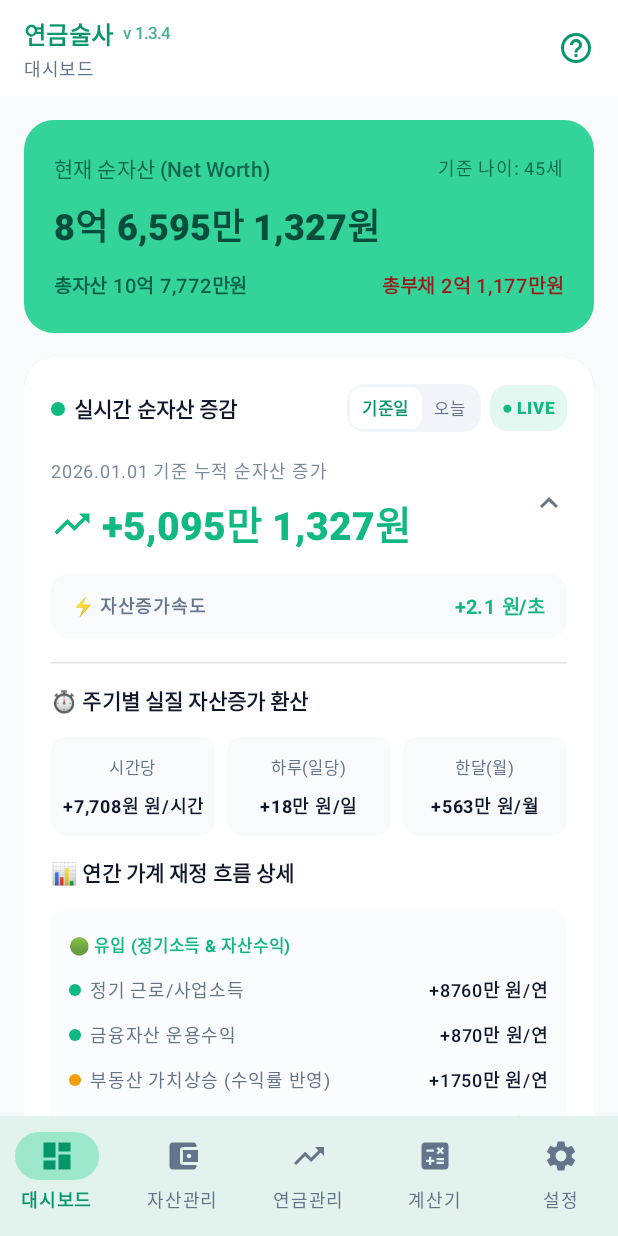
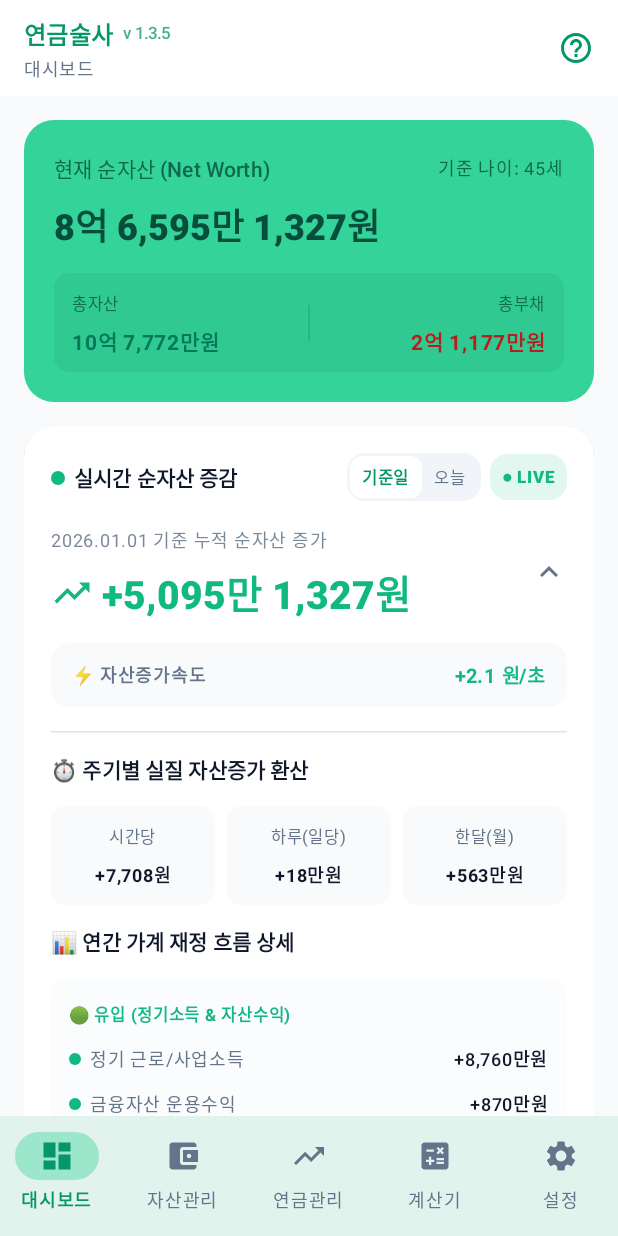
Before and after one commit to skydog-ahn/pensionalchemy, an Android app built with Jetpack Compose: the screen it shows after launch (MainActivity), after a tap on "실시간 순자산 증감", on a phone screen of 412 x 824 dp. Run offline under Robolectric (Android 15) with nearby library versions, the light colour scheme and no system bars; 1 other tap on this screen came first.

Commit message:
Release v1.3.5: Unify currency unit formatting (원, 만원, 억원), refactor inspector & net worth layouts, and build release bundle

```diff
--- a/app/build.gradle.kts
+++ b/app/build.gradle.kts
@@ -11,8 +11,8 @@ android {
         applicationId = "com.pension.alchemy"
         minSdk = 24
         targetSdk = 36
-        versionCode = 14
-        versionName = "1.3.4"
+        versionCode = 15
+        versionName = "1.3.5"
     }
 
     signingConfigs {
--- a/app/src/main/java/com/pension/alchemy/ui/components/RealTimeAssetGrowthTickerCard.kt
+++ b/app/src/main/java/com/pension/alchemy/ui/components/RealTimeAssetGrowthTickerCard.kt
@@ -310,9 +310,9 @@ fun RealTimeAssetGrowthTickerCard(
                         horizontalArrangement = Arrangement.spacedBy(8.dp)
                     ) {
                         val prefix = if (metrics.wonPerSecond >= 0) "+" else ""
-                        YieldPeriodChip("시간당", "$prefix${CurrencyFormatter.formatKoreanWon(metrics.wonPerHour.roundToLong(), isShort = true)} 원/시간", Modifier.weight(1f))
-                        YieldPeriodChip("하루(일당)", "$prefix${CurrencyFormatter.formatKoreanWon(metrics.wonPerDay, isShort = true)} 원/일", Modifier.weight(1f))
-                        YieldPeriodChip("한달(월)", "$prefix${CurrencyFormatter.formatKoreanWon(metrics.wonPerMonth, isShort = true)} 원/월", Modifier.weight(1f))
+                        YieldPeriodChip("시간당", "$prefix${CurrencyFormatter.formatKoreanWon(metrics.wonPerHour.roundToLong(), isShort = true)}", Modifier.weight(1f))
+                        YieldPeriodChip("하루(일당)", "$prefix${CurrencyFormatter.formatKoreanWon(metrics.wonPerDay, isShort = true)}", Modifier.weight(1f))
+                        YieldPeriodChip("한달(월)", "$prefix${CurrencyFormatter.formatKoreanWon(metrics.wonPerMonth, isShort = true)}", Modifier.weight(1f))
                     }
 
                     // B) 종합 재정 흐름 브레이크다운 (유입 vs 유출)
@@ -378,9 +378,13 @@ fun RealTimeAssetGrowthTickerCard(
                                 fontSize = 12.sp,
                                 color = MaterialTheme.colorScheme.onSurface
                             )
-                            val netPrefix = if (metrics.annualNetWealthGrowth >= 0L) "+" else ""
+                            val netFormatted = if (metrics.annualNetWealthGrowth > 0L) {
+                                "+${CurrencyFormatter.formatToManWon(metrics.annualNetWealthGrowth)}"
+                            } else {
+                                CurrencyFormatter.formatToManWon(metrics.annualNetWealthGrowth)
+                            }
                             Text(
-                                text = "$netPrefix${CurrencyFormatter.formatKoreanWon(metrics.annualNetWealthGrowth)} 원/연",
+                                text = netFormatted,
                                 fontWeight = FontWeight.ExtraBold,
                                 fontSize = 13.sp,
                                 color = trendColor
@@ -397,7 +401,7 @@ fun RealTimeAssetGrowthTickerCard(
                                     color = MaterialTheme.colorScheme.onSurfaceVariant
                                 )
                                 Text(
-                                    text = "${CurrencyFormatter.formatKoreanWon(metrics.disposableMonthlyRegularIncome)}/월",
+                                    text = CurrencyFormatter.formatToManWon(metrics.disposableMonthlyRegularIncome),
                                     fontSize = 11.sp,
                                     fontWeight = FontWeight.SemiBold,
                                     color = CyanInfo
@@ -493,9 +497,13 @@ private fun ContributionRow(
                 color = MaterialTheme.colorScheme.onSurfaceVariant
             )
         }
-        val prefix = if (amount > 0L) "+" else ""
+        val formattedAmount = if (amount > 0L) {
+            "+${CurrencyFormatter.formatToManWon(amount)}"
+        } else {
+            CurrencyFormatter.formatToManWon(amount)
+        }
         Text(
-            text = "$prefix${CurrencyFormatter.formatKoreanWon(amount, isShort = true)} 원/연",
+            text = formattedAmount,
             fontSize = 12.sp,
             fontWeight = FontWeight.SemiBold,
             color = if (amount >= 0L) MaterialTheme.colorScheme.onSurface else RoseDanger
--- a/app/src/main/java/com/pension/alchemy/ui/components/WealthDistributionCanvasChart.kt
+++ b/app/src/main/java/com/pension/alchemy/ui/components/WealthDistributionCanvasChart.kt
@@ -529,12 +529,12 @@ fun WealthDistributionCanvasChart(
                 maxX <= 100.0 -> 20.0
                 else -> 50.0
             }
-            Text(text = "0억", fontSize = 10.sp, color = textVariantColor, maxLines = 1, softWrap = false)
+            Text(text = "0억원", fontSize = 10.sp, color = textVariantColor, maxLines = 1, softWrap = false)
 
-            // 중위수 표기 (약 2.7억)
+            // 중위수 표기 (약 2.7억원)
             if (maxX >= 15.0) {
                 Text(
-                    text = "중위(${String.format(Locale.US, "%.1f", p50Value)}억)",
+                    text = "중위(${String.format(Locale.US, "%.1f", p50Value)}억원)",
                     fontSize = 10.sp,
                     fontWeight = FontWeight.Medium,
                     color = textVariantColor.copy(alpha = 0.8f),
@@ -545,10 +545,10 @@ fun WealthDistributionCanvasChart(
 
             var tick = step
             while (tick < maxX) {
-                Text(text = "${tick.toInt()}억", fontSize = 10.sp, color = textVariantColor, maxLines = 1, softWrap = false)
+                Text(text = "${tick.toInt()}억원", fontSize = 10.sp, color = textVariantColor, maxLines = 1, softWrap = false)
                 tick += step
             }
-            Text(text = "${maxX.toInt()}억+", fontSize = 10.sp, color = textVariantColor, maxLines = 1, softWrap = false)
+            Text(text = "${maxX.toInt()}억원+", fontSize = 10.sp, color = textVariantColor, maxLines = 1, softWrap = false)
         }
 
         HorizontalDivider(color = outlineColor.copy(alpha = 0.4f))
@@ -719,7 +719,7 @@ private fun BenchmarkChip(
                 color = if (selected) primaryColor else MaterialTheme.colorScheme.onSurface
             )
             Text(
-                text = "${String.format(Locale.US, "%.1f", valueOk)}억",
+                text = "${String.format(Locale.US, "%.1f", valueOk)}억원",
                 fontSize = 9.sp,
                 color = if (selected) primaryColor else MaterialTheme.colorScheme.onSurfaceVariant
             )
--- a/app/src/main/java/com/pension/alchemy/ui/screens/DashboardScreen.kt
+++ b/app/src/main/java/com/pension/alchemy/ui/screens/DashboardScreen.kt
@@ -178,34 +178,66 @@ fun DashboardScreen(
                     maxLines = 1,
                     softWrap = false
                 )
+
                 val isDark = isSystemInDarkTheme()
-                val assetColor = if (isDark) Color(0xFF6EE7B7) else Color(0xFF065F46)
-                val debtColor = if (isDark) Color(0xFFFCA5A5) else Color(0xFF991B1B)
+                val assetColor = if (isDark) Color(0xFF6EE7B7) else Color(0xFF047857)
+                val debtColor = if (isDark) Color(0xFFFCA5A5) else Color(0xFFB91C1C)
 
-                // 총자산(왼쪽) 및 총부채(오른쪽) 나란히 표기 (만원 단위까지)
+                Spacer(modifier = Modifier.height(14.dp))
                 Row(
                     modifier = Modifier
                         .fillMaxWidth()
-                        .padding(top = 10.dp),
+                        .background(
+                            color = MaterialTheme.colorScheme.onPrimaryContainer.copy(alpha = 0.08f),
+                            shape = RoundedCornerShape(10.dp)
+                        )
+                        .padding(horizontal = 12.dp, vertical = 8.dp),
                     horizontalArrangement = Arrangement.SpaceBetween,
                     verticalAlignment = Alignment.CenterVertically
                 ) {
+                    Column(modifier = Modifier.weight(1f)) {
                         Text(
-                        text = "총자산 ${CurrencyFormatter.formatToManWon(displayTotalAssets)}",
-                        fontSize = 13.sp,
-                        fontWeight = FontWeight.SemiBold,
+                            text = "총자산",
+                            fontSize = 11.sp,
+                            color = MaterialTheme.colorScheme.onPrimaryContainer.copy(alpha = 0.75f),
+                            fontWeight = FontWeight.Medium
+                        )
+                        Spacer(modifier = Modifier.height(2.dp))
+                        Text(
+                            text = CurrencyFormatter.formatToManWon(displayTotalAssets),
+                            fontSize = 14.sp,
+                            fontWeight = FontWeight.Bold,
                             color = assetColor,
                             maxLines = 1,
                             softWrap = false
                         )
+                    }
+                    Box(
+                        modifier = Modifier
+                            .width(1.dp)
+                            .height(24.dp)
+                            .background(MaterialTheme.colorScheme.onPrimaryContainer.copy(alpha = 0.15f))
+                    )
+                    Column(
+                        modifier = Modifier.weight(1f),
+                        horizontalAlignment = Alignment.End
+                    ) {
                         Text(
-                        text = "총부채 ${CurrencyFormatter.formatToManWon(displayTotalDebt)}",
-                        fontSize = 13.sp,
-                        fontWeight = FontWeight.SemiBold,
+                            text = "총부채",
+                            fontSize = 11.sp,
+                            color = MaterialTheme.colorScheme.onPrimaryContainer.copy(alpha = 0.75f),
+                            fontWeight = FontWeight.Medium
+                        )
+                        Spacer(modifier = Modifier.height(2.dp))
+                        Text(
+                            text = CurrencyFormatter.formatToManWon(displayTotalDebt),
+                            fontSize = 14.sp,
+                            fontWeight = FontWeight.Bold,
                             color = debtColor,
                             maxLines = 1,
                             softWrap = false
                         )
+                    }
                 }
             }
         }
@@ -338,7 +370,7 @@ fun DashboardScreen(
         ) {
             MetricCard(
                 title = "65세 월 연금수령액",
-                value = CurrencyFormatter.formatKoreanWon(summary.postRetirementMonthlyPension, isShort = true) + "/월",
+                value = CurrencyFormatter.formatKoreanWon(summary.postRetirementMonthlyPension, isShort = true),
                 subtitle = "국민+퇴직+개인 합산",
                 icon = Icons.Default.AccountBalance,
                 accentColor = CyanInfo,
@@ -406,12 +438,52 @@ fun DashboardScreen(
                         style = MaterialTheme.typography.titleMedium,
                         fontWeight = FontWeight.Bold
                     )
+                    Surface(
+                        color = MaterialTheme.colorScheme.primaryContainer,
+                        shape = RoundedCornerShape(12.dp)
+                    ) {
                         Text(
-                        text = "${safeAge}세 (${selectedYearResult?.stage ?: ""})",
+                            text = "${safeAge}세",
+                            modifier = Modifier.padding(horizontal = 12.dp, vertical = 4.dp),
                             style = MaterialTheme.typography.titleMedium,
                             fontWeight = FontWeight.ExtraBold,
-                        color = MaterialTheme.colorScheme.primary
+                            color = MaterialTheme.colorScheme.onPrimaryContainer
                         )
+                    }
+                }
+
+                if (!selectedYearResult?.stage.isNullOrEmpty()) {
+                    Spacer(modifier = Modifier.height(6.dp))
+                    val stage = selectedYearResult.stage
+                    val isCrevasse = stage.contains("크레바스")
+                    val isRetire = stage.contains("은퇴")
+                    val badgeColor = when {
+                        isCrevasse -> RoseDanger
+                        isRetire -> Color(0xFFF59E0B)
+                        else -> MaterialTheme.colorScheme.primary
+                    }
+                    Surface(
+                        color = badgeColor.copy(alpha = 0.12f),
+                        shape = RoundedCornerShape(6.dp)
+                    ) {
+                        Row(
+                            modifier = Modifier.padding(horizontal = 8.dp, vertical = 3.dp),
+                            verticalAlignment = Alignment.CenterVertically,
+                            horizontalArrangement = Arrangement.spacedBy(4.dp)
+                        ) {
+                            Box(
+                                modifier = Modifier
+                                    .size(6.dp)
+                                    .background(badgeColor, CircleShape)
+                            )
+                            Text(
+                                text = stage,
+                                style = MaterialTheme.typography.labelMedium,
+                                fontWeight = FontWeight.SemiBold,
+                                color = badgeColor
+                            )
+                        }
+                    }
                 }
 
                 val minSliderAge = summary.currentAge.toFloat()
@@ -430,54 +502,63 @@ fun DashboardScreen(
                 if (selectedYearResult != null) {
                     HorizontalDivider(modifier = Modifier.padding(vertical = 10.dp), color = Color.Gray.copy(alpha = 0.2f))
 
-                    // 1) 메인 하이라이트: 생애 순자산
+                    // 1) 메인 하이라이트: 생애 순자산 (상하 배치로 금액 잘림 완벽 방지)
                     Surface(
                         color = MaterialTheme.colorScheme.surface,
                         shape = RoundedCornerShape(12.dp),
                         modifier = Modifier.fillMaxWidth()
                     ) {
-                        Row(
+                        Column(
                             modifier = Modifier
                                 .fillMaxWidth()
-                                .padding(horizontal = 14.dp, vertical = 12.dp),
+                                .padding(14.dp)
+                        ) {
+                            Row(
+                                modifier = Modifier.fillMaxWidth(),
                                 horizontalArrangement = Arrangement.SpaceBetween,
                                 verticalAlignment = Alignment.CenterVertically
                             ) {
-                            Row(verticalAlignment = Alignment.CenterVertically, horizontalArrangement = Arrangement.spacedBy(10.dp)) {
+                                Row(
+                                    verticalAlignment = Alignment.CenterVertically,
+                                    horizontalArrangement = Arrangement.spacedBy(8.dp)
+                                ) {
                                     Box(
                                         modifier = Modifier
-                                        .size(32.dp)
-                                        .background(MaterialTheme.colorScheme.primary.copy(alpha = 0.12f), RoundedCornerShape(8.dp)),
+                                            .size(28.dp)
+                                            .background(MaterialTheme.colorScheme.primary.copy(alpha = 0.12f), RoundedCornerShape(6.dp)),
                                         contentAlignment = Alignment.Center
                                     ) {
                                         Icon(
                                             imageVector = Icons.Default.AccountBalanceWallet,
                                             contentDescription = null,
                                             tint = MaterialTheme.colorScheme.primary,
-                                        modifier = Modifier.size(18.dp)
+                                            modifier = Modifier.size(16.dp)
                                         )
                                     }
-                                Column {
                                     Text(
                                         text = "예상 순자산",
                                         style = MaterialTheme.typography.titleSmall,
                                         fontWeight = FontWeight.Bold,
                                         color = MaterialTheme.colorScheme.onSurface
                                     )
+                                }
                                 Text(
-                                        text = if (selectedYearResult.netAssetValue < 0L) "자산 소진 후 누적 결손" else "총자산 - 총부채",
+                                    text = if (selectedYearResult.netAssetValue < 0L) "자산 소진 후 누적 결손" else "${selectedYearResult.age}세 시점 예상 잔액",
                                     style = MaterialTheme.typography.labelSmall,
                                     color = if (selectedYearResult.netAssetValue < 0L) RoseDanger else MaterialTheme.colorScheme.onSurfaceVariant
                                 )
                             }
-                            }
+
+                            Spacer(modifier = Modifier.height(8.dp))
+
                             Text(
                                 text = CurrencyFormatter.formatKoreanWon(selectedYearResult.netAssetValue),
-                                style = MaterialTheme.typography.titleMedium.copy(
+                                style = MaterialTheme.typography.titleLarge.copy(
                                     fontWeight = FontWeight.ExtraBold,
-                                    fontSize = 17.sp
+                                    fontSize = 20.sp
                                 ),
                                 color = if (selectedYearResult.netAssetValue < 0L) RoseDanger else MaterialTheme.colorScheme.onSurface,
+                                modifier = Modifier.fillMaxWidth(),
                                 softWrap = false,
                                 maxLines = 1
                             )
@@ -525,7 +606,7 @@ fun DashboardScreen(
                                     )
                                 }
                                 Text(
-                                    text = "+${CurrencyFormatter.formatKoreanWon(selectedYearResult.monthlyTotalIncome)}/월",
+                                    text = "+${CurrencyFormatter.formatKoreanWon(selectedYearResult.monthlyTotalIncome)}",
                                     style = MaterialTheme.typography.bodyMedium,
                                     fontWeight = FontWeight.Bold,
                                     color = EmeraldPrimary,
@@ -554,7 +635,7 @@ fun DashboardScreen(
                                     )
                                 }
                                 Text(
-                                    text = "-${CurrencyFormatter.formatKoreanWon(selectedYearResult.monthlyExpenses)}/월",
+                                    text = "-${CurrencyFormatter.formatKoreanWon(selectedYearResult.monthlyExpenses)}",
                                     style = MaterialTheme.typography.bodyMedium,
                                     fontWeight = FontWeight.Bold,
                                     color = RoseDanger,
@@ -593,7 +674,7 @@ fun DashboardScreen(
                                     }
                                 }
                                 Text(
-                                    text = "${if (selectedYearResult.monthlyNetCashFlow > 0) "+" else ""}${CurrencyFormatter.formatKoreanWon(selectedYearResult.monthlyNetCashFlow)}/월",
+                                    text = "${if (selectedYearResult.monthlyNetCashFlow > 0) "+" else ""}${CurrencyFormatter.formatKoreanWon(selectedYearResult.monthlyNetCashFlow)}",
                                     style = MaterialTheme.typography.titleSmall,
                                     fontWeight = FontWeight.ExtraBold,
                                     color = if (selectedYearResult.monthlyNetCashFlow >= 0) EmeraldPrimary else RoseDanger,
@@ -631,14 +712,14 @@ fun DashboardScreen(
                                         modifier = Modifier.size(16.dp)
                                     )
                                     Text(
-                                        text = "연금 실수령액",
+                                        text = "월 연금 실수령액",
                                         style = MaterialTheme.typography.bodyMedium,
                                         fontWeight = FontWeight.Bold,
                                         color = MaterialTheme.colorScheme.onSurface
                                     )
                                 }
                                 Text(
-                                    text = "${CurrencyFormatter.formatKoreanWon(selectedYearResult.monthlyPensionIncome)}/월",
+                                    text = CurrencyFormatter.formatKoreanWon(selectedYearResult.monthlyPensionIncome),
                                     style = MaterialTheme.typography.bodyLarge,
                                     fontWeight = FontWeight.ExtraBold,
                                     color = EmeraldPrimary,
@@ -655,12 +736,12 @@ fun DashboardScreen(
                                     verticalAlignment = Alignment.CenterVertically
                                 ) {
                                     Text(
-                                        text = "• 연금 세전 총액",
+                                        text = "• 월 세전 총액",
                                         style = MaterialTheme.typography.bodySmall,
                                         color = MaterialTheme.colorScheme.onSurfaceVariant
                                     )
                                     Text(
-                                        text = "${CurrencyFormatter.formatKoreanWon(selectedYearResult.grossMonthlyPensionIncome)}/월",
+                                        text = CurrencyFormatter.formatKoreanWon(selectedYearResult.grossMonthlyPensionIncome),
                                         style = MaterialTheme.typography.bodySmall,
                                         color = MaterialTheme.colorScheme.onSurfaceVariant,
                                         softWrap = false,
@@ -673,12 +754,12 @@ fun DashboardScreen(
                                     verticalAlignment = Alignment.CenterVertically
                                 ) {
                                     Text(
-                                        text = "• 예상 원천징수 세금",
+                                        text = "• 월 예상 세금",
                                         style = MaterialTheme.typography.bodySmall,
                                         color = AmberWarning
                                     )
                                     Text(
-                                        text = "-${CurrencyFormatter.formatKoreanWon(selectedYearResult.monthlyPensionTax)}/월",
+                                        text = "-${CurrencyFormatter.formatKoreanWon(selectedYearResult.monthlyPensionTax)}",
                                         style = MaterialTheme.typography.bodySmall,
                                         fontWeight = FontWeight.SemiBold,
                                         color = AmberWarning,
--- a/app/src/main/java/com/pension/alchemy/util/CurrencyFormatter.kt
+++ b/app/src/main/java/com/pension/alchemy/util/CurrencyFormatter.kt
@@ -44,11 +44,15 @@ object CurrencyFormatter {
             when {
                 eok > 0 -> {
                     val eokVal = absAmount.toDouble() / 100_000_000.0
-                    "${String.format("%.1f", eokVal)}억"
+                    if (absAmount % 100_000_000L == 0L) {
+                        "${decimalFormat.format(eok)}억원"
+                    } else {
+                        "${String.format("%.1f", eokVal)}억원"
+                    }
                 }
                 man > 0 -> {
-                    val manVal = absAmount.toDouble() / 10_000.0
-                    "${String.format("%.0f", manVal)}만"
+                    val manVal = absAmount / 10_000L
+                    "${decimalFormat.format(manVal)}만원"
                 }
                 else -> "${decimalFormat.format(absAmount)}원"
             }
```
Also changed, not shown: app/src/main/java/com/pension/alchemy/ui/screens/AssetScreen.kt (+6 -6 lines), app/src/main/java/com/pension/alchemy/ui/screens/CalculatorScreen.kt (+16 -16 lines), app/src/main/java/com/pension/alchemy/ui/screens/GuideHelpScreen.kt (+6 -6 lines), app/src/main/java/com/pension/alchemy/ui/screens/PensionScreen.kt (+4 -4 lines), 6 other files. Lines whose indentation alone changed are shown as unchanged.
